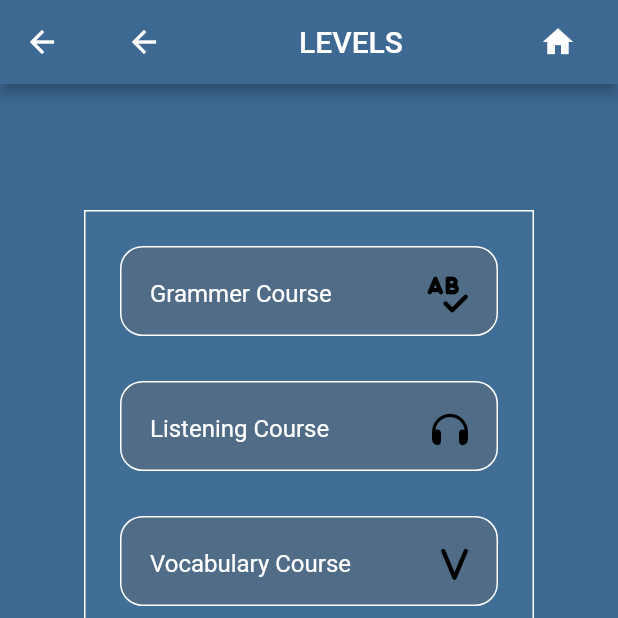
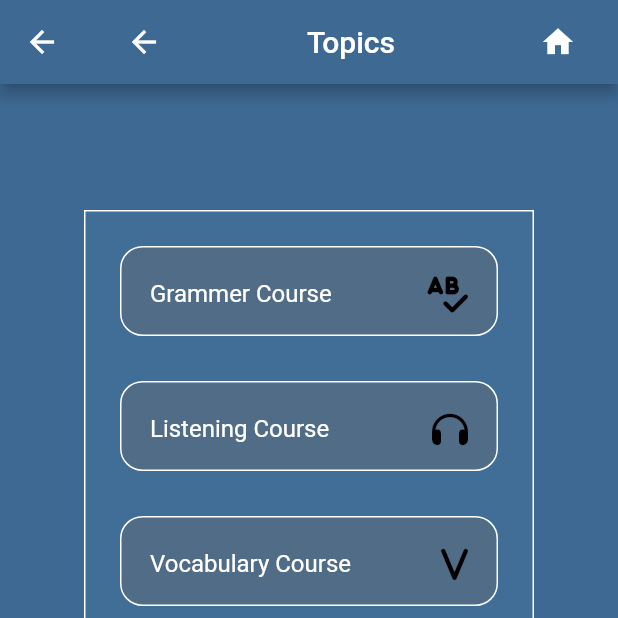
Before and after one commit to Nizar-Sweiss/Lab_11, a Flutter app: the Tobics screen opened by its route, on a phone screen of 412 x 824 dp, the top half of it. Run offline on Flutter 3.47's test engine with Material 2 defaults, Android fonts, the phone set to English and light mode, and no system bars; our stand-ins replace audioplayers, font_awesome_flutter, google_fonts, rounded_loading_button, youtube_player_flutter; network calls fail.

Commit message:
back button Level Test fixed

```diff
--- a/main/lib/Components/Take_Quiz.dart
+++ b/main/lib/Components/Take_Quiz.dart
@@ -11,7 +11,9 @@ class _TakeQuizState extends State<TakeQuiz> {
   @override
   Widget build(BuildContext context) {
     return ElevatedButton.icon(
-      onPressed: () {},
+      onPressed: () {
+        Navigator.popAndPushNamed(context, "Quizes");
+      },
       icon: Icon(Icons.start),
       label: Text("Take a quiz !"),
       style: ElevatedButton.styleFrom(
--- a/main/lib/Screens/Level Test/level_test.dart
+++ b/main/lib/Screens/Level Test/level_test.dart
@@ -30,7 +30,7 @@ class _LevelTestState extends State<LevelTest> {
           children: [
             IconButton(
                 onPressed: () {
-                  Navigator.popAndPushNamed(context, "Level");
+                  Navigator.popAndPushNamed(context, "Tobics");
                 },
                 icon: Icon(Icons.arrow_back)),
             Text("test"),
--- a/main/lib/Screens/Tobics.dart
+++ b/main/lib/Screens/Tobics.dart
@@ -20,7 +20,7 @@ class Tobics extends StatelessWidget {
                     Navigator.popAndPushNamed(context, "Home");
                   },
                   icon: Icon(Icons.arrow_back)),
-              Text("LEVELS"),
+              Text("Topics"),
               // SizedBox(
               //   width: 193,
               // ),
```
